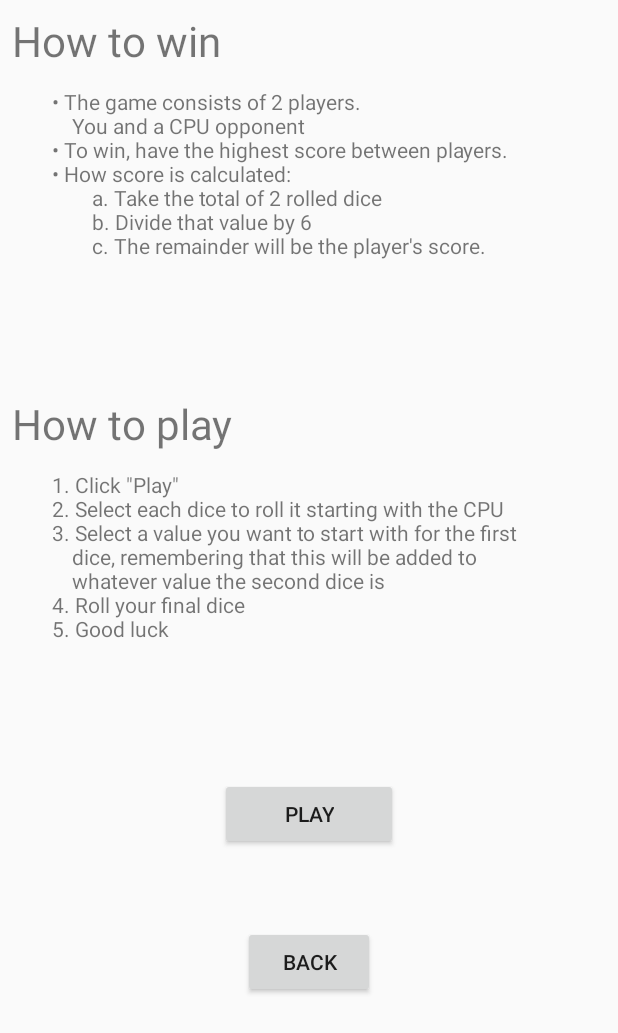
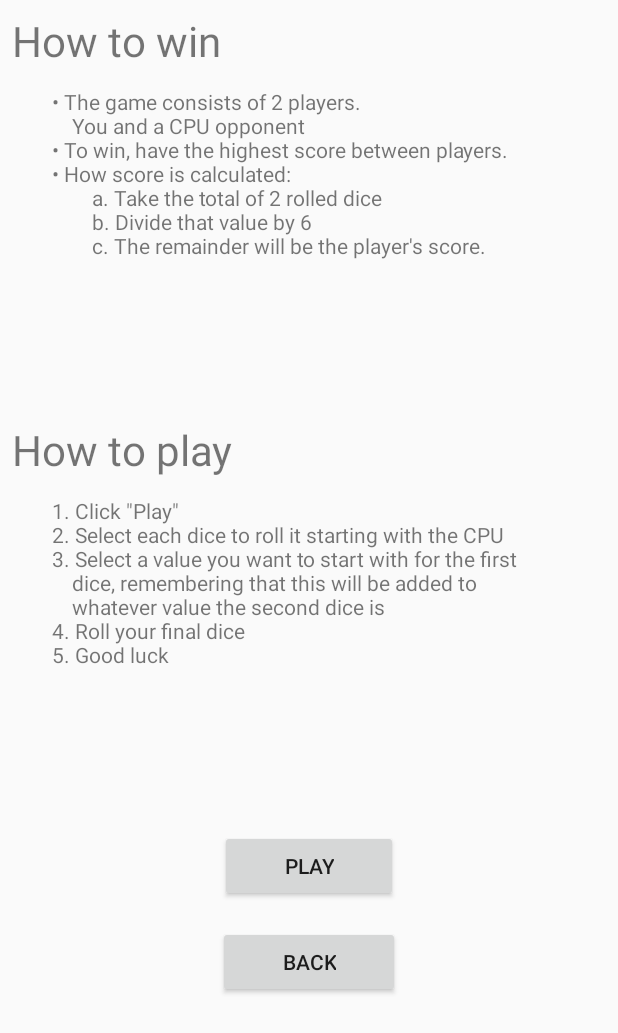
Before and after one commit to maxschlesinger/team06_hw1, an Android app: the HelpActivity screen opened directly, with no data from a screen before it, on a phone screen of 412 x 824 dp. Shown: the top 1033 px of the screen. Run offline under Robolectric (Android 15) with nearby library versions, the phone set to English and light mode, and no system bars.

Commit message:
Bugfix for weird button issue on help screen

```diff
--- a/HW1_DiceGame/app/src/main/res/layout/activity_about.xml
+++ b/HW1_DiceGame/app/src/main/res/layout/activity_about.xml
@@ -32,7 +32,6 @@
             android:layout_width="wrap_content"
             android:layout_height="wrap_content"
             android:layout_gravity="center"
-            android:layout_margin="@dimen/about_buttons_margin"
             android:paddingHorizontal="@dimen/about_buttons_padding"
             android:text="@string/play" />
 
--- a/HW1_DiceGame/app/src/main/res/layout/activity_help.xml
+++ b/HW1_DiceGame/app/src/main/res/layout/activity_help.xml
@@ -40,7 +40,8 @@
             android:layout_width="wrap_content"
             android:layout_height="wrap_content"
             android:layout_gravity="center"
-            android:layout_margin="@dimen/help_padding"
+            android:layout_margin="@dimen/help_margin"
+            android:paddingHorizontal="@dimen/help_padding"
             android:text="@string/back" />
 
     </LinearLayout>
--- a/HW1_DiceGame/app/src/main/res/values/strings.xml
+++ b/HW1_DiceGame/app/src/main/res/values/strings.xml
@@ -1,5 +1,5 @@
 <resources>
-    <string name="app_name">HW1_DiceGame</string>
+    <string name="app_name">American Roulette</string>
     <string name="play">Play</string>
     <string name="about">About</string>
     <string name="help">Help</string>
```
Lines whose indentation alone changed are shown as unchanged.
